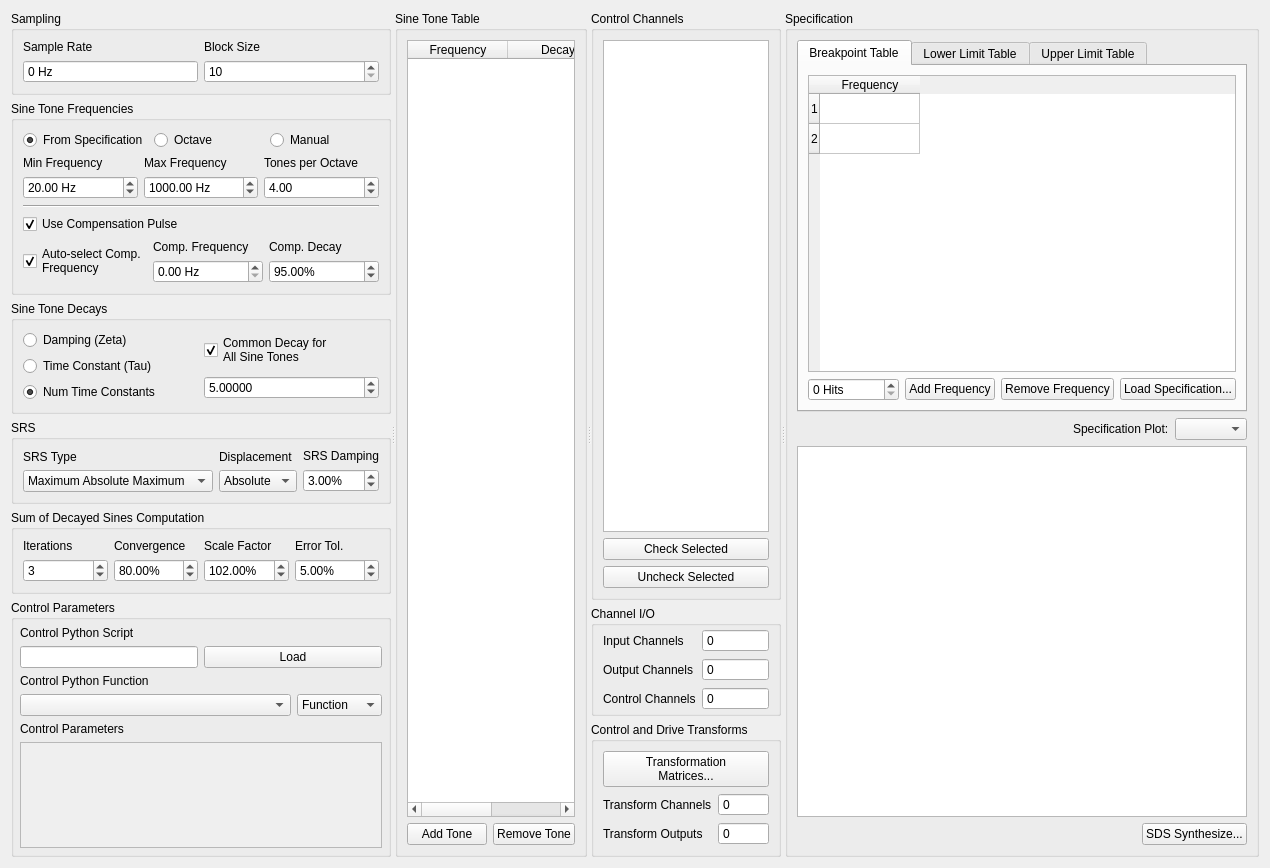
Qt form src/rattlesnake/user_interface/ui_files/srs_sds_definition.ui (sandialabs/rattlesnake-vibration-controller) before a commit.
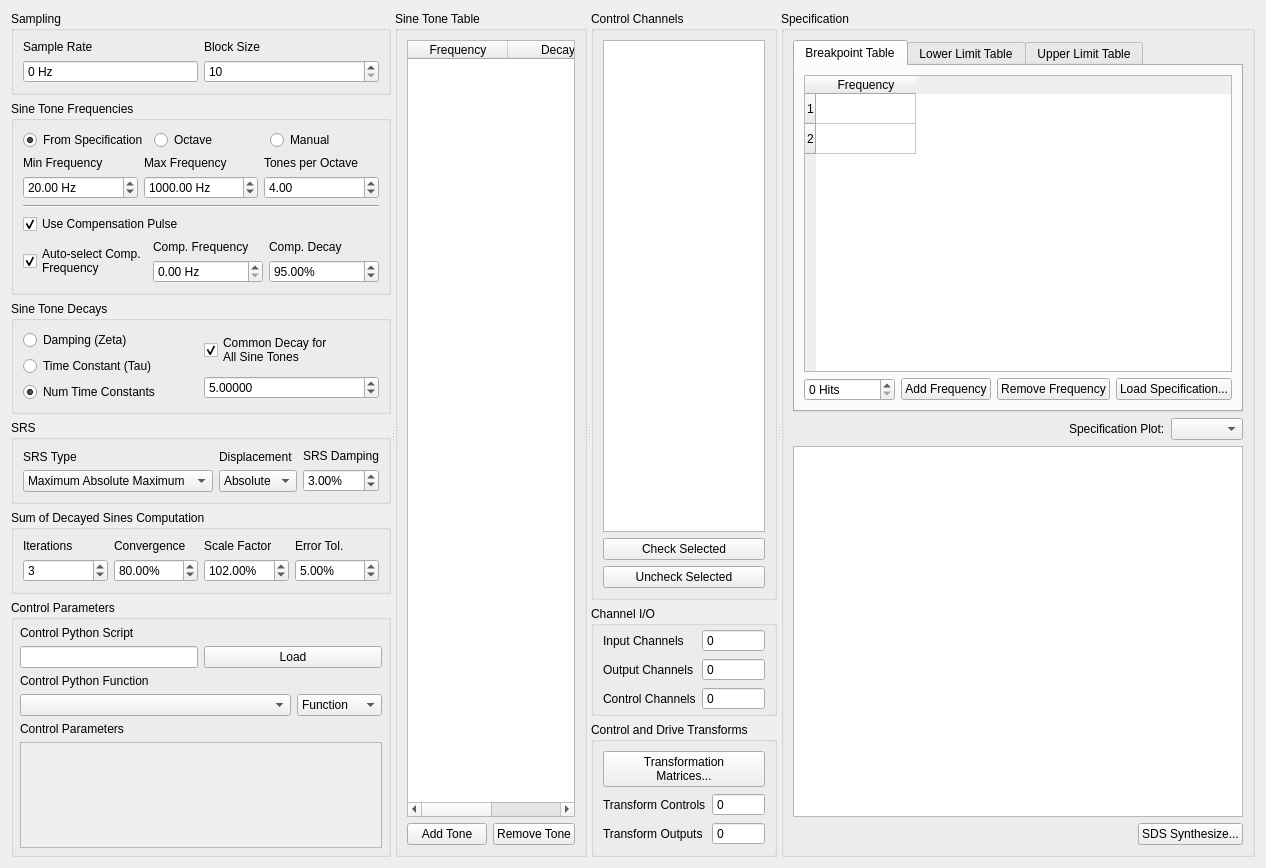
The same form after that commit. Custom widgets are drawn as their Qt base class.

Commit message: Added tooltips to the definition widget.

```diff
--- a/src/rattlesnake/user_interface/ui_files/srs_sds_definition.ui
+++ b/src/rattlesnake/user_interface/ui_files/srs_sds_definition.ui
@@ -984,7 +984,7 @@
           <item row="1" column="0">
            <widget class="QLabel" name="transform_channels_label">
             <property name="text">
-             <string>Transform Channels</string>
+             <string>Transform Controls</string>
             </property>
            </widget>
           </item>
```
Left out of the diff: 140 changed lines with no effect on the pictures.
